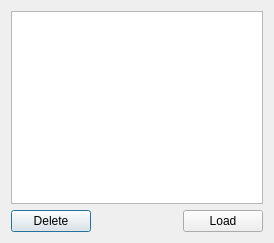
Qt form chartisto/load.ui (antonbutanaev/chartisto) before a commit.
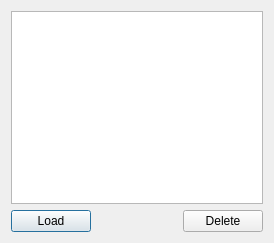
The same form after that commit.

Patch:
```diff
--- a/chartisto/load.ui
+++ b/chartisto/load.ui
@@ -22,7 +22,7 @@
      <item>
       <widget class="QPushButton" name="pushButton">
        <property name="text">
-        <string>Delete</string>
+        <string>Load</string>
        </property>
       </widget>
      </item>
@@ -42,7 +42,7 @@
      <item>
       <widget class="QPushButton" name="pushButton_2">
        <property name="text">
-        <string>Load</string>
+        <string>Delete</string>
        </property>
       </widget>
      </item>
```
